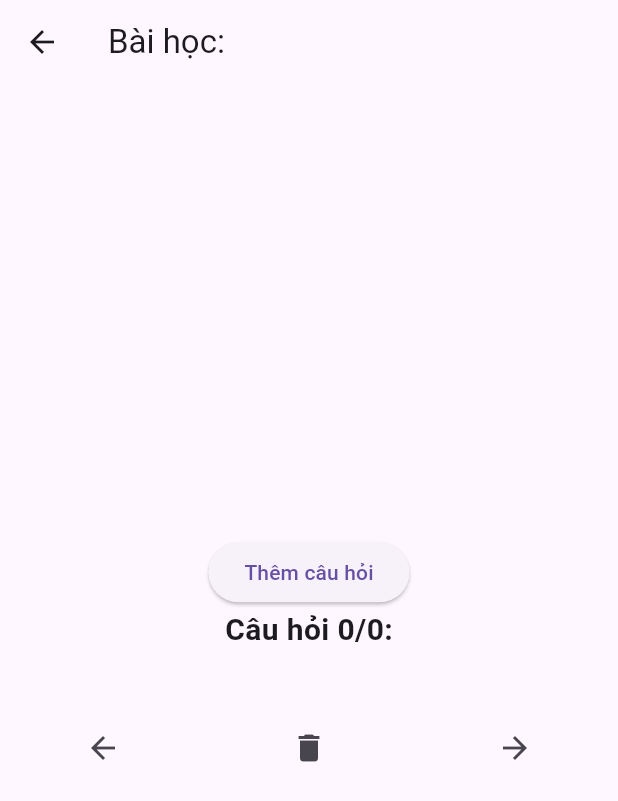
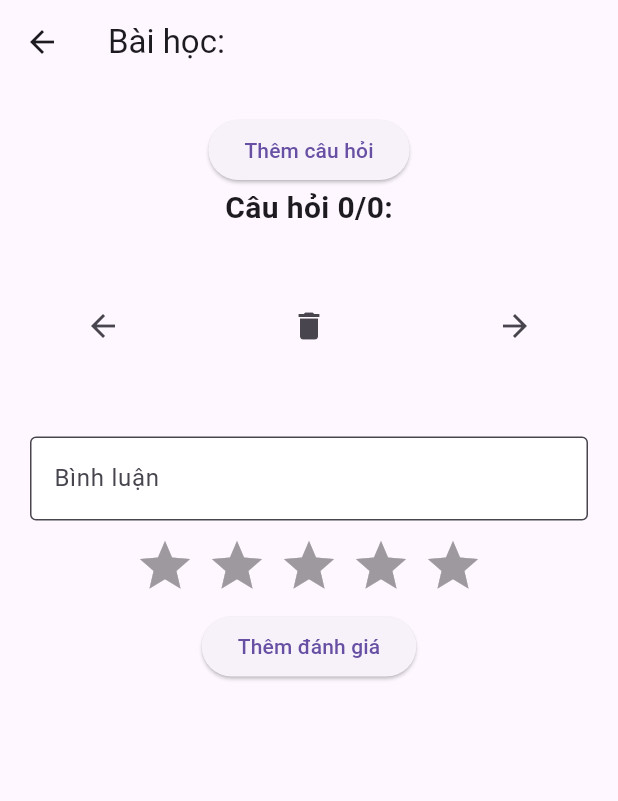
Before and after one commit to DucHienIT/ECardLearn, a Flutter app: the DetailCoursePage screen opened directly with empty values, on a phone screen of 412 x 824 dp. Shown: the top 801 px of the screen. Run offline on Flutter 3.47's test engine with Material 3 defaults, Android fonts, the light colour scheme and no system bars; drawn by our look-alikes of flutter_rating_bar; our stand-ins replace flutter_form_builder, flutter_secure_storage, flutter_svg, form_builder_validators, google_sign_in; missing offline and left inert: flash_card; accounts and stored records are empty; network calls fail.

Commit message:
update any feature

```diff
--- a/e_learn_flashcard/lib/Util/ApiPaths.dart
+++ b/e_learn_flashcard/lib/Util/ApiPaths.dart
@@ -75,6 +75,9 @@ class ApiPaths {
   static String getTestByUserIdPath(String id) {
     return '$baseUrl/Test/GetTestsByCreatedUserId/$id';
   }
+  static String getTestByStudentIdPath(String id) {
+    return '$baseUrl/StudentJoinTest/GetTestByStudentId/$id';
+  }
   static String getCourseInClassPath() {
     return '$baseUrl/CourseInClass';
   }
@@ -82,4 +85,15 @@ class ApiPaths {
   static String getStudentJoinTestPath() {
     return '$baseUrl/StudentJoinTest';
   }
+  static String getTestAnswerPath() {
+    return '$baseUrl/TestAnswer';
+  }
+  static String getFeedbackPath()
+  {
+    return '$baseUrl/Feedback';
+  }
+  static String getFeedbackByCourseIdPath(String id)
+  {
+    return '$baseUrl/Feedback/GetByCourseId/$id';
+  }
 }
--- a/e_learn_flashcard/lib/Util/UtilCallApi.dart
+++ b/e_learn_flashcard/lib/Util/UtilCallApi.dart
@@ -17,7 +17,7 @@ Future<void> FetchDataFromAPI(String apiUrl, Function(List<dynamic>) onAction) a
   if (response.statusCode == 200) {
     onAction(json.decode(response.body));
   } else {
-    print(response.body);
+    print(response.statusCode);
   }
 }
 Future<void> FetchObjectFromAPI(String apiUrl, Function(Object) onAction) async {
--- a/e_learn_flashcard/lib/model/ModelAnswer.dart
+++ b/e_learn_flashcard/lib/model/ModelAnswer.dart
@@ -1,4 +1,5 @@
 class Answer {
+  final String answerId;
   final String answerString;
   final String questionId;
   final bool isCorrect;
@@ -8,6 +9,7 @@ class Answer {
   final DateTime updatedDate;
 
   Answer({
+    required this.answerId,
     required this.answerString,
     required this.questionId,
     required this.isCorrect,
@@ -19,6 +21,7 @@ class Answer {
 
   factory Answer.fromJson(Map<String, dynamic> json) {
     return Answer(
+      answerId: json['answerId'],
       answerString: json['answerString'],
       questionId: json['questionId'],
       isCorrect: json['isCorrect'],
--- a/e_learn_flashcard/lib/pages/class/PageClassDetail.dart
+++ b/e_learn_flashcard/lib/pages/class/PageClassDetail.dart
@@ -112,7 +112,8 @@ class _ClassDetailPageState extends State<ClassDetailPage> {
               ),
             ],
           ),
-          endDrawer: ClassMenuWidget(studentList: lstStudent, lstTest: lstTest),
+          endDrawer: ClassMenuWidget(isOwner: GlobalData.LoginUser!.id == thisClass.teacherId ,
+              studentList: lstStudent, lstTest: lstTest),
           body: Padding(
             padding: EdgeInsets.all(16.0),
             child: Column(
--- a/e_learn_flashcard/lib/pages/course/PageCourseDetail.dart
+++ b/e_learn_flashcard/lib/pages/course/PageCourseDetail.dart
@@ -1,6 +1,7 @@
 import 'package:e_learn_flashcard/Util/ApiPaths.dart';
 import 'package:e_learn_flashcard/model/ModelGlobalData.dart';
 import 'package:flutter/material.dart';
+import 'package:flutter_rating_bar/flutter_rating_bar.dart';
 
 import '../../Util/AlertManager.dart';
 import '../../Util/UtilCallApi.dart';
@@ -8,6 +9,7 @@ import '../../model/ModelAnswer.dart';
 import '../../model/ModelCourse.dart';
 import '../../model/ModelFlashCard.dart';
 import '../../model/ModelQuestion.dart';
+import '../../model/ModelReview.dart';
 import '../question/PageAddQuestion.dart';
 import 'package:flash_card/flash_card.dart';
 
@@ -22,11 +24,13 @@ class DetailCoursePage extends StatefulWidget {
 
 class _DetailCoursePageState extends State<DetailCoursePage> {
   late Course course;
+  List<Review> feedbacks = [];
   List<FlashcardItem> flashcards = [];
   int currentQuestionIndex = 0;
 
   bool isCourseOwner = false;
-
+  final _descriptionController = TextEditingController();
+  double _rating = 0.0;
 
   @override
   void initState() {
@@ -36,11 +40,16 @@ class _DetailCoursePageState extends State<DetailCoursePage> {
     if (course.teacherId == GlobalData.LoginUser!.id) {
       isCourseOwner = true;
     }
+    fetchDataFeedback();
   }
 
   void fetchDataClass() async {
     final String apiUrl = ApiPaths.getCourseIdPath(widget.course.courseId);
     FetchObjectFromAPI(apiUrl, setClassCourse);
+  }
+  void fetchDataFeedback() async {
+    final String apiUrl = ApiPaths.getFeedbackByCourseIdPath(widget.course.courseId);
+    FetchDataFromAPI(apiUrl, setFeedbackCourse);
   }
   void setClassCourse(Object data) {
     setState(() {
@@ -53,7 +62,11 @@ class _DetailCoursePageState extends State<DetailCoursePage> {
       )).toList();
     });
   }
-
+  void setFeedbackCourse(List<dynamic> data) {
+    setState(() {
+      feedbacks.addAll(data.map((item) => Review.fromJson(item)).toList());
+    });
+  }
   void addQuestion(Question question) {
     setState(() {
       String apiUrl = ApiPaths.getQuestionIdPath(question.questionId);
@@ -106,19 +119,34 @@ class _DetailCoursePageState extends State<DetailCoursePage> {
     }
     return '';
   }
+  void addReview(){
+    Review newReview = Review(
+        title: GlobalData.LoginUser!.name,
+        description: _descriptionController.text,
+        rating: _rating.toInt(),
+        userId: GlobalData.LoginUser!.id,
+        courseId: course.courseId);
 
-
+    String apiAddFeedbackUrl = ApiPaths.getFeedbackPath();
+    AddDataFromAPI(apiAddFeedbackUrl, newReview.toJson(), setTestData);
+  }
+  void setTestData(Map<String, dynamic> data) {
+    Navigator.pop(context);
+  }
   @override
   Widget build(BuildContext context) {
+
     return Scaffold(
       appBar: AppBar(
         title: Text('Bài học: ${course.courseName}'),
       ),
-      body: Center(
-
+      body: SingleChildScrollView(
+        physics: BouncingScrollPhysics(),
+        child: Center(
           child: Column(
             mainAxisAlignment: MainAxisAlignment.center,
             children: [
+              SizedBox(height: 20),
               isCourseOwner ? ElevatedButton(
                 onPressed: () {
                   Navigator.push(
@@ -156,15 +184,71 @@ class _DetailCoursePageState extends State<DetailCoursePage> {
                     icon: Icon(Icons.arrow_forward),
                     onPressed: nextQuestion,
                   ),
+                ],
+              ),
+              SizedBox(height: 20),
+              Container(
+                margin: EdgeInsets.all(10),
+                padding: EdgeInsets.all(10),
 
-              ],
+                child: Column(
+                  children: [
+                    SizedBox(height: 10),
+                    TextField(
+                      controller: _descriptionController,
+                      decoration: InputDecoration(
+                        hintText: 'Bình luận',
+                        filled: true,
+                        fillColor: Colors.white,
+                        border: OutlineInputBorder(),
+                      ),
+                    ),
+                    SizedBox(height: 10),
+                    RatingBar.builder(
+                      initialRating: 0,
+                      minRating: 1,
+                      direction: Axis.horizontal,
+                      allowHalfRating: true,
+                      itemCount: 5,
+                      itemPadding: EdgeInsets.symmetric(horizontal: 4.0),
+                      itemBuilder: (context, _) => Icon(
+                        Icons.star,
+                        color: Colors.amber,
+                      ),
+                      onRatingUpdate: (rating) {
+                        setState(() {
+                          _rating = rating;
+                        });
+                      },
+                    ),
+                    SizedBox(height: 10),
+                    ElevatedButton(
+                      onPressed: addReview,
+                      child: Text('Thêm đánh giá'),
                     ),
                   ],
                 ),
               ),
+              ListView.builder(
+                physics: NeverScrollableScrollPhysics(),
+                shrinkWrap: true,
+                itemCount: feedbacks.length,
+                itemBuilder: (context, index) {
+                  return ListTile(
+                    title: Text(feedbacks[index].title),
+                    subtitle: Text(feedbacks[index].description),
+                    trailing: Text('Rating: ${feedbacks[index].rating}'),
+                  );
+                },
+              ),
 
+            ],
+          ),
+        ),
+      ),
     );
   }
+
 
 
 
--- a/e_learn_flashcard/lib/pages/question/PageAddQuestion.dart
+++ b/e_learn_flashcard/lib/pages/question/PageAddQuestion.dart
@@ -118,6 +118,7 @@ class _AddQuestionPageState extends State<AddQuestionPage> {
                 List<Answer> answers = _answerControllers.map((controller) {
                   int index = _answerControllers.indexOf(controller);
                   return Answer(
+                    answerId: '',
                     answerString: controller.text,
                     questionId: currentQuestion.questionId,
                     isCorrect: _isCorrect[index],
--- a/e_learn_flashcard/lib/pages/topic/PageListTopic.dart
+++ b/e_learn_flashcard/lib/pages/topic/PageListTopic.dart
@@ -1,5 +1,6 @@
 import 'dart:convert';
 import 'package:e_learn_flashcard/Util/Define.dart';
+import 'package:e_learn_flashcard/Util/UtilCommon.dart';
 import 'package:flutter/material.dart';
 import '../../Util/UtilCallApi.dart';
 import '../../model/ModelGlobalData.dart';
@@ -22,7 +23,6 @@ class _ListTopicPageState extends State<ListTopicPage> {
     super.initState();
     final String apiUrl = ApiPaths.getTopicListPath(1, 100);
     FetchDataFromAPI(apiUrl, setData);
-    print(RoleUser.Teacher.toString().split('.')[1]);
   }
 
   void setData(List<dynamic> data)
@@ -35,7 +35,7 @@ class _ListTopicPageState extends State<ListTopicPage> {
 
   @override
   Widget build(BuildContext context) {
-    bool canAdd = GlobalData.LoginUser!.roles.contains(RoleUser.Administrator.toString().split('.')[1]);
+    bool canAdd = UtilCommon.IsAdmin();
     return Scaffold(
       appBar: AppBar(
         title: Text('Danh sách chủ đề'),
--- a/e_learn_flashcard/pubspec.yaml
+++ b/e_learn_flashcard/pubspec.yaml
@@ -47,6 +47,7 @@ dependencies:
   flutter_spinkit: ^5.1.0
   flutter_secure_storage: ^9.0.0
   json_annotation: ^4.8.1
+  flutter_rating_bar: ^4.0.1
 dev_dependencies:
   flutter_test:
     sdk: flutter
```
Also changed, not shown: e_learn_flashcard/lib/Util/UtilCommon.dart (added, +14 -0 lines), e_learn_flashcard/lib/model/ModelReview.dart (+0 -16 lines), e_learn_flashcard/lib/pages/PageMenu.dart (+17 -4 lines), e_learn_flashcard/lib/pages/class/PageListClass.dart (+2 -5 lines), e_learn_flashcard/lib/widget/ClassMenuWidget.dart (+7 -5 lines), e_learn_flashcard/pubspec.lock, 3 other files. Lines whose indentation alone changed are shown as unchanged.
